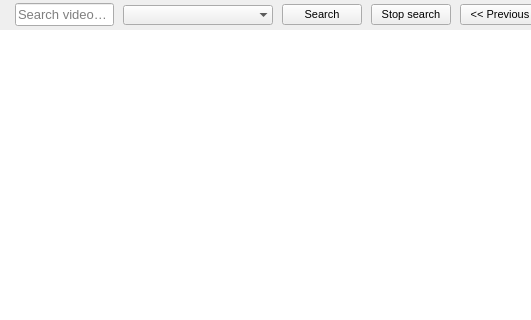
Before: the Qt Designer form src/gui/searchresultform.ui in aliakseis/FVD, drawn with Qt 5; both pictures show x 0 to 531 and y 0 to 320 of the 644 by 436 pixel window.
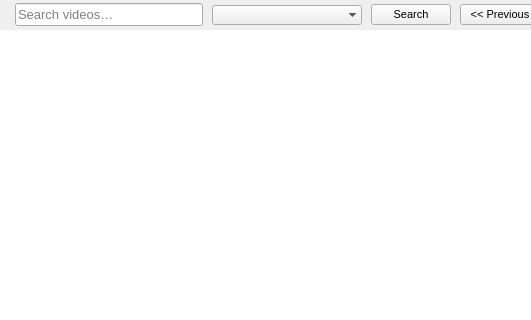
After: the same form once the commit is applied. Icons and pictures are not drawn. Custom widgets are drawn as their Qt base class.

Commit message: search status handling fixed

```diff
--- a/src/gui/searchresultform.ui
+++ b/src/gui/searchresultform.ui
@@ -159,21 +159,6 @@
         </property>
        </widget>
       </item>
-      <item>
-       <widget class="QPushButton" name="btnStopSearch">
-        <property name="font">
-         <font>
-          <pointsize>8</pointsize>
-         </font>
-        </property>
-        <property name="styleSheet">
-         <string notr="true"/>
-        </property>
-        <property name="text">
-         <string>Stop search</string>
-        </property>
-       </widget>
-      </item>
       <item>
        <widget class="QPushButton" name="btnPrevious">
         <property name="maximumSize">
```
The commit also changes 5 other files.
